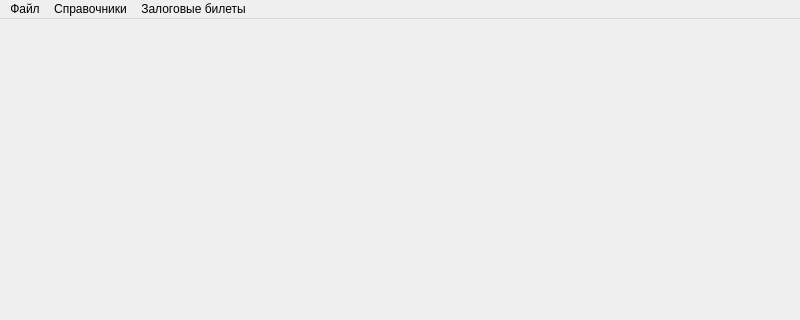
First picture: the form in PyQt/AppLomb/MainWindow.ui, repository DARKDEAD/Lombard, before the edit; both pictures show x 0 to 800 and y 0 to 320 of the 800 by 600 pixel window.
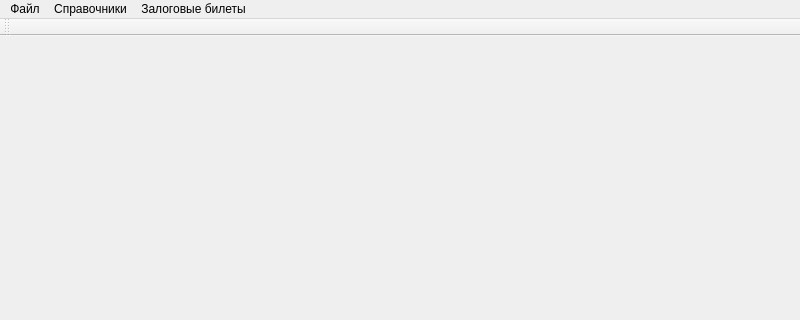
Second picture: the form after the edit.

Patch:
```diff
--- a/PyQt/AppLomb/MainWindow.ui
+++ b/PyQt/AppLomb/MainWindow.ui
@@ -43,6 +43,22 @@
    <addaction name="menu_3"/>
   </widget>
   <widget class="QStatusBar" name="statusbar"/>
+  <widget class="QToolBar" name="toolBar">
+   <property name="windowTitle">
+    <string>toolBar</string>
+   </property>
+   <attribute name="toolBarArea">
+    <enum>TopToolBarArea</enum>
+   </attribute>
+   <attribute name="toolBarBreak">
+    <bool>false</bool>
+   </attribute>
+  </widget>
+  <action name="sprKlients">
+   <property name="text">
+    <string>Клиенты</string>
+   </property>
+  </action>
  </widget>
  <resources/>
  <connections/>
```
Left out of the diff: 5 changed lines with no effect on the pictures.
